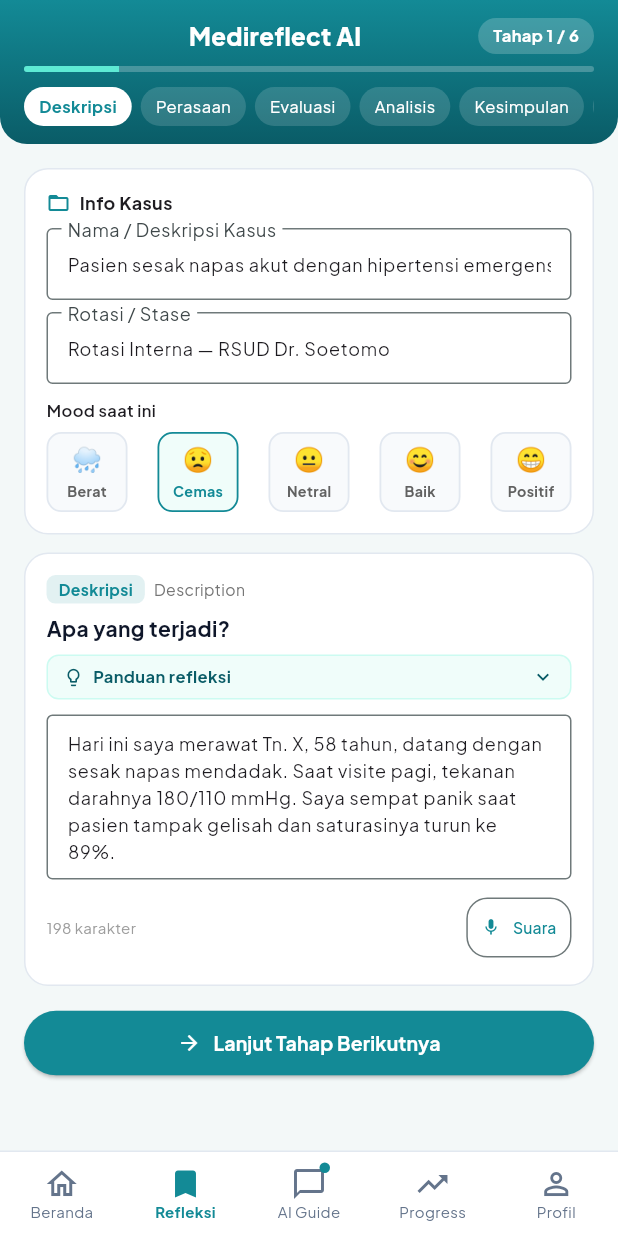
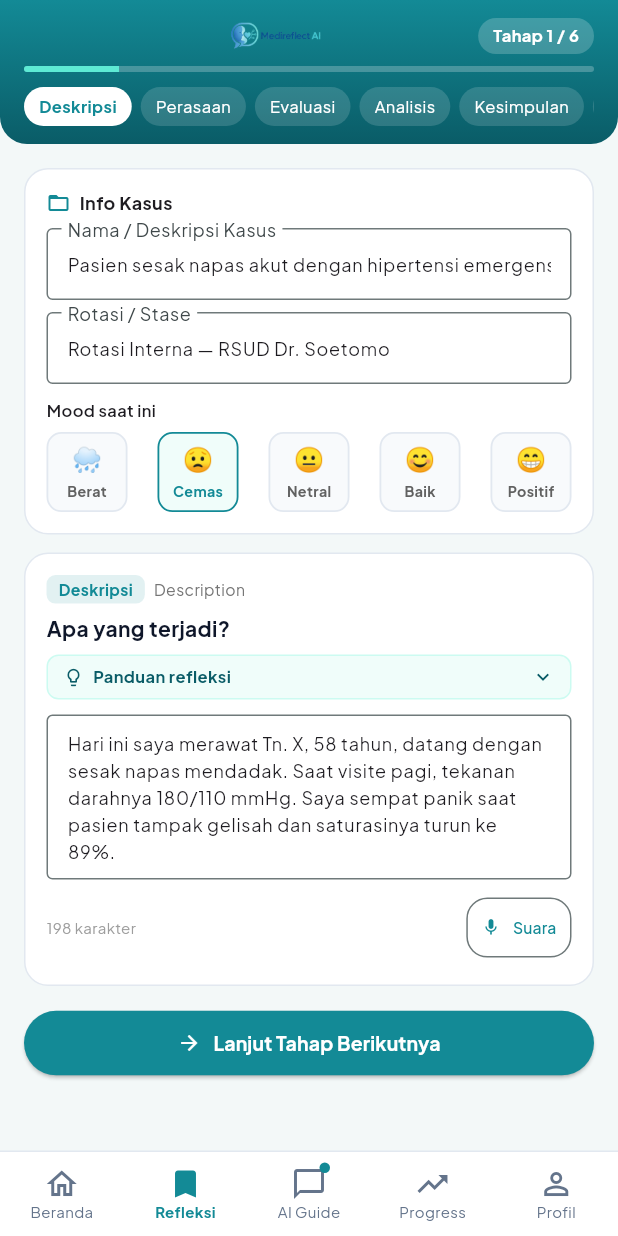
Before and after one commit to laurentindra/reflectmed-ai, a Flutter app: the screen it shows after launch, item 2 of the bottom bar chosen, on a phone screen of 412 x 824 dp. Run offline on Flutter 3.47's test engine with Material 3 defaults, Android fonts, the phone set to English and light mode, and no system bars; our stand-ins replace google_fonts, google_generative_ai, pdf, printing, shared_preferences.

Commit message:
Update branding logo to logoo.png across dashboard, chat, and reflection screens

```diff
--- a/lib/screens/gibbs_form_screen.dart
+++ b/lib/screens/gibbs_form_screen.dart
@@ -127,9 +127,15 @@ class _GibbsFormScreenState extends State<GibbsFormScreen> {
                     mainAxisAlignment: MainAxisAlignment.spaceBetween,
                     children: [
                       const SizedBox(width: 32),
-                      const Text(
-                        'Medireflect AI',
-                        style: TextStyle(color: Colors.white, fontSize: 16, fontWeight: FontWeight.w800),
+                      Image.asset(
+                        'assets/images/logoo.png',
+                        height: 24,
+                        fit: BoxFit.contain,
+                        errorBuilder: (_, __, ___) => Image.asset(
+                          'assets/images/logo.png',
+                          height: 24,
+                          fit: BoxFit.contain,
+                        ),
                       ),
                       Container(
                         padding: const EdgeInsets.symmetric(horizontal: 10, vertical: 4),
--- a/pubspec.yaml
+++ b/pubspec.yaml
@@ -27,3 +27,5 @@ flutter:
   uses-material-design: true
   assets:
     - assets/images/
+    - assets/
+    - logoo.png
```
Also changed, not shown: lib/screens/home_dashboard_screen.dart (+11 -6 lines), lib/screens/reflective_chat_screen.dart (+11 -1 lines), assets/images/logoo.png (added), assets/logoo.png (added), logoo.png (added).
